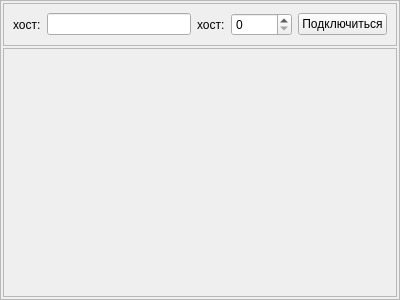
AlexLexx706/robocar, file python_test/interface/LidarFrame.ui: the form before one commit.
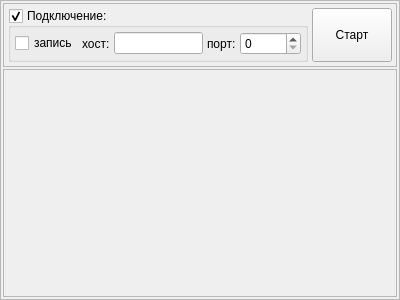
The form after the commit.

The edit to the form file:
```diff
--- a/python_test/interface/LidarFrame.ui
+++ b/python_test/interface/LidarFrame.ui
@@ -34,7 +34,41 @@
      <property name="frameShadow">
       <enum>QFrame::Raised</enum>
      </property>
+     <layout class="QGridLayout" name="gridLayout">
+      <property name="margin">
+       <number>4</number>
+      </property>
+      <property name="spacing">
+       <number>4</number>
+      </property>
+      <item row="0" column="0" colspan="2">
+       <widget class="QGroupBox" name="groupBox_connection">
+        <property name="sizePolicy">
+         <sizepolicy hsizetype="Expanding" vsizetype="Preferred">
+          <horstretch>0</horstretch>
+          <verstretch>0</verstretch>
+         </sizepolicy>
+        </property>
+        <property name="title">
+         <string>Подключение:</string>
+        </property>
+        <property name="checkable">
+         <bool>true</bool>
+        </property>
      <layout class="QHBoxLayout" name="horizontalLayout">
+         <property name="spacing">
+          <number>4</number>
+         </property>
+         <property name="margin">
+          <number>4</number>
+         </property>
+         <item>
+          <widget class="QCheckBox" name="checkBox_record">
+           <property name="text">
+            <string>запись</string>
+           </property>
+          </widget>
+         </item>
       <item>
        <widget class="QLabel" name="label">
         <property name="text">
@@ -48,7 +82,7 @@
       <item>
        <widget class="QLabel" name="label_2">
         <property name="text">
-         <string>хост:</string>
+            <string>порт:</string>
         </property>
        </widget>
       </item>
@@ -59,10 +93,19 @@
         </property>
        </widget>
       </item>
-      <item>
-       <widget class="QPushButton" name="pushButton_connect">
+        </layout>
+       </widget>
+      </item>
+      <item row="0" column="3">
+       <widget class="QPushButton" name="pushButton_control">
+        <property name="sizePolicy">
+         <sizepolicy hsizetype="Maximum" vsizetype="Minimum">
+          <horstretch>0</horstretch>
+          <verstretch>0</verstretch>
+         </sizepolicy>
+        </property>
         <property name="text">
-         <string>Подключиться</string>
+         <string>Старт</string>
         </property>
        </widget>
       </item>
@@ -83,7 +126,7 @@
      <property name="frameShadow">
       <enum>QFrame::Raised</enum>
      </property>
-     <layout class="QVBoxLayout" name="view_layout" stretch="">
+     <layout class="QVBoxLayout" name="view_layout">
       <property name="spacing">
        <number>0</number>
       </property>
```
Lines whose indentation alone changed are shown as unchanged.
